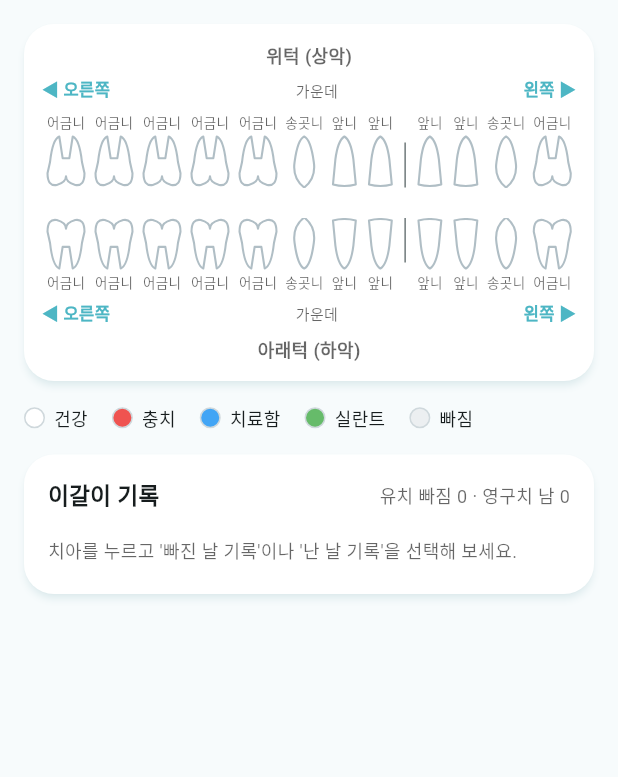
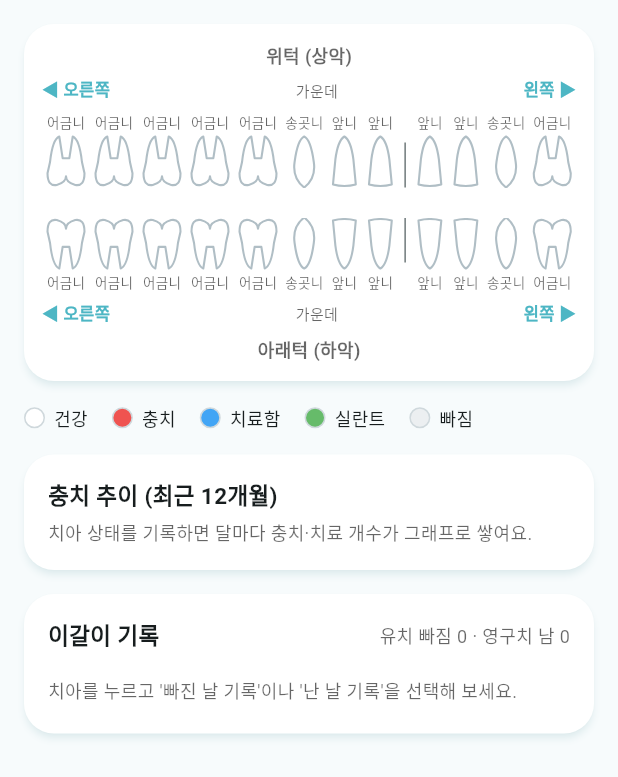
Before and after one commit to youahleum/kids-dental-care, a Flutter app: the _Chart widget shown alone on an empty page, opened directly with empty values, on a phone screen of 412 x 824 dp. Shown: the top 777 px of the screen. Run offline on Flutter 3.47's test engine with Material 3 defaults, Android fonts, the phone set to English and light mode, and no system bars; our stand-ins replace drift, drift_flutter, flutter_local_notifications, flutter_riverpod, go_router, shared_preferences and 1 more; accounts and stored records are empty; generated files the repository leaves out were written again.

Commit message:
feat: 충치 추이 그래프 (최근 12개월)
- ToothTrend.monthly: 치아 이력을 월말 기준으로 재생해 충치·치료(실란트) 개수 집계
- 치아 차트에 선 그래프 카드: 1년 전 대비 요약, 범례, 눈금선, 누르거나 끌어서 월별 값 확인
- 차트 색은 색각이상 구분·대비 검증을 통과한 값으로 밝은/어두운 모드 각각 지정
- 개발용 시드에 치아 이력(충치→치료, 이갈이) 추가, 집계 테스트

Co-Authored-By: Claude Opus 5.5 <noreply@anthropic.com>

```diff
--- /dev/null
+++ b/lib/domain/services/tooth_trend.dart
@@ -0,0 +1,49 @@
+import '../models/tooth_record.dart';
+
+/// 한 달의 치아 상태 집계 (그달 말 기준).
+class TrendPoint {
+  const TrendPoint(
+      {required this.month, required this.caries, required this.treated});
+
+  /// 그달 1일.
+  final DateTime month;
+  final int caries;
+
+  /// 치료·실란트로 처치된 치아 수.
+  final int treated;
+}
+
+/// 치아 이력에서 월별 충치/처치 개수를 계산한다. 순수 계산 — UI/DB 비의존.
+abstract final class ToothTrend {
+  static List<TrendPoint> monthly(
+    List<ToothEvent> events, {
+    int months = 12,
+    DateTime? now,
+  }) {
+    final ref = now ?? DateTime.now();
+    final changes = events
+        .where((e) => e.kind == ToothEventKind.statusChange && e.status != null)
+        .toList()
+      ..sort((a, b) => a.date.compareTo(b.date));
+
+    final current = <int, ToothStatus>{};
+    var i = 0;
+    final points = <TrendPoint>[];
+    for (var m = months - 1; m >= 0; m--) {
+      final month = DateTime(ref.year, ref.month - m);
+      final end = DateTime(month.year, month.month + 1);
+      while (i < changes.length && changes[i].date.isBefore(end)) {
+        current[changes[i].toothCode] = changes[i].status!;
+        i++;
+      }
+      points.add(TrendPoint(
+        month: month,
+        caries: current.values.where((s) => s == ToothStatus.caries).length,
+        treated: current.values
+            .where((s) => s == ToothStatus.treated || s == ToothStatus.sealant)
+            .length,
+      ));
+    }
+    return points;
+  }
+}
--- /dev/null
+++ b/lib/features/tooth_chart/caries_trend_chart.dart
@@ -0,0 +1,234 @@
+import 'dart:math' as math;
+
+import 'package:flutter/material.dart';
+import 'package:flutter_riverpod/flutter_riverpod.dart';
+
+import '../../data/providers.dart';
+import '../../domain/services/tooth_trend.dart';
+
+/// 차트 색. 색각이상 구분(ΔE)·대비를 검증한 값 — 밝기 모드마다 따로 정했다.
+({Color caries, Color treated}) _seriesColors(Brightness b) =>
+    b == Brightness.dark
+        ? (caries: const Color(0xFFEF5350), treated: const Color(0xFF3F9AE6))
+        : (caries: const Color(0xFFE53935), treated: const Color(0xFF1E88E5));
+
+/// 최근 12개월 충치·치료 개수 추이 (선 그래프). 점을 누르면 그달 값을 보여준다.
+class CariesTrendCard extends ConsumerStatefulWidget {
+  const CariesTrendCard({super.key, required this.childId});
+
+  final int childId;
+
+  @override
+  ConsumerState<CariesTrendCard> createState() => _CariesTrendCardState();
+}
+
+class _CariesTrendCardState extends ConsumerState<CariesTrendCard> {
+  int? _selected;
+
+  @override
+  Widget build(BuildContext context) {
+    final events =
+        ref.watch(toothEventsProvider(widget.childId)).valueOrNull ?? const [];
+    final points = ToothTrend.monthly(events);
+    final theme = Theme.of(context);
+    final colors = _seriesColors(theme.brightness);
+    final hint = theme.hintColor;
+    final hasData = points.any((p) => p.caries > 0 || p.treated > 0);
+    final sel = _selected == null ? points.last : points[_selected!];
+    final yearAgo = points.first.caries;
+    final diff = points.last.caries - yearAgo;
+
+    return Card(
+      child: Padding(
+        padding: const EdgeInsets.all(16),
+        child: Column(
+          crossAxisAlignment: CrossAxisAlignment.start,
+          children: [
+            const Text('충치 추이 (최근 12개월)',
+                style: TextStyle(fontSize: 15, fontWeight: FontWeight.w700)),
+            const SizedBox(height: 4),
+            Text(
+              !hasData
+                  ? '치아 상태를 기록하면 달마다 충치·치료 개수가 그래프로 쌓여요.'
+                  : diff == 0
+                      ? '지금 충치 ${points.last.caries}개 · 1년 전과 같아요'
+                      : '지금 충치 ${points.last.caries}개 · 1년 전보다 '
+                          '${diff.abs()}개 ${diff > 0 ? '늘었어요' : '줄었어요'}',
+              style: TextStyle(fontSize: 12, color: hint),
+            ),
+            if (hasData) ...[
+              const SizedBox(height: 12),
+              Row(
+                children: [
+                  _LegendDot(color: colors.caries, label: '충치'),
+                  const SizedBox(width: 14),
+                  _LegendDot(color: colors.treated, label: '치료·실란트'),
+                  const Spacer(),
+                  Text(
+                    '${sel.month.year}.${sel.month.month} · '
+                    '충치 ${sel.caries} · 치료 ${sel.treated}',
+                    style: TextStyle(
+                        fontSize: 12,
+                        fontWeight: FontWeight.w600,
+                        color: theme.colorScheme.onSurface),
+                  ),
+                ],
+              ),
+              const SizedBox(height: 8),
+              LayoutBuilder(builder: (context, c) {
+                void pick(Offset p) {
+                  final step = (c.maxWidth -
+                          _TrendPainter.leftPad -
+                          _TrendPainter.rightPad) /
+                      (points.length - 1);
+                  final i = ((p.dx - _TrendPainter.leftPad) / step)
+                      .round()
+                      .clamp(0, points.length - 1);
+                  setState(() => _selected = i);
+                }
+
+                return GestureDetector(
+                  behavior: HitTestBehavior.opaque,
+                  onTapDown: (d) => pick(d.localPosition),
+                  onHorizontalDragUpdate: (d) => pick(d.localPosition),
+                  child: CustomPaint(
+                    size: Size(c.maxWidth, 150),
+                    painter: _TrendPainter(
+                      points: points,
+                      selected: _selected,
+                      caries: colors.caries,
+                      treated: colors.treated,
+                      surface: theme.cardTheme.color ?? theme.colorScheme.surface,
+                      grid: theme.dividerColor.withValues(alpha: 0.5),
+                      labelStyle: (theme.textTheme.bodySmall ?? const TextStyle())
+                          .copyWith(fontSize: 10, color: hint),
+                    ),
+                  ),
+                );
+              }),
+            ],
+          ],
+        ),
+      ),
+    );
+  }
+}
+
+class _LegendDot extends StatelessWidget {
+  const _LegendDot({required this.color, required this.label});
+
+  final Color color;
+  final String label;
+
+  @override
+  Widget build(BuildContext context) {
+    return Row(mainAxisSize: MainAxisSize.min, children: [
+      Container(
+          width: 10,
+          height: 10,
+          decoration: BoxDecoration(color: color, shape: BoxShape.circle)),
+      const SizedBox(width: 5),
+      Text(label, style: const TextStyle(fontSize: 12)),
+    ]);
+  }
+}
+
+class _TrendPainter extends CustomPainter {
+  _TrendPainter({
+    required this.points,
+    required this.selected,
+    required this.caries,
+    required this.treated,
+    required this.surface,
+    required this.grid,
+    required this.labelStyle,
+  });
+
+  static const leftPad = 22.0;
+  static const rightPad = 12.0;
+  static const bottomPad = 20.0;
+  static const topPad = 8.0;
+
+  final List<TrendPoint> points;
+  final int? selected;
+  final Color caries;
+  final Color treated;
+  final Color surface;
+  final Color grid;
+  final TextStyle labelStyle;
+
+  @override
+  void paint(Canvas canvas, Size size) {
+    final maxV = math.max(
+        2, points.map((p) => math.max(p.caries, p.treated)).reduce(math.max));
+    final plotH = size.height - bottomPad - topPad;
+    final step = (size.width - leftPad - rightPad) / (points.length - 1);
+    double x(int i) => leftPad + i * step;
+    double y(int v) => topPad + plotH - v / maxV * plotH;
+
+    // 가로 눈금선(정수) — 연하게.
+    final gridPaint = Paint()
+      ..color = grid
+      ..strokeWidth = 1;
+    final tickStep = math.max(1, (maxV / 4).ceil());
+    for (var v = 0; v <= maxV; v += tickStep) {
+      canvas.drawLine(
+          Offset(leftPad, y(v)), Offset(size.width - rightPad, y(v)), gridPaint);
+      _text(canvas, '$v', Offset(0, y(v) - 7), 10, width: leftPad - 6,
+          align: TextAlign.right);
+    }
+
+    // 월 라벨: 2달 간격 + 마지막 달.
+    for (var i = 0; i < points.length; i++) {
+      if ((points.length - 1 - i).isOdd) continue;
+      _text(canvas, '${points[i].month.month}월',
+          Offset(x(i) - 14, size.height - bottomPad + 5), 10,
+          width: 28, align: TextAlign.center);
+    }
+
+    // 선택한 달 세로선.
+    if (selected != null) {
+      canvas.drawLine(Offset(x(selected!), topPad),
+          Offset(x(selected!), topPad + plotH), gridPaint..strokeWidth = 1.5);
+    }
+
+    void series(Color color, int Function(TrendPoint) v) {
+      final path = Path()..moveTo(x(0), y(v(points[0])));
+      for (var i = 1; i < points.length; i++) {
+        path.lineTo(x(i), y(v(points[i])));
+      }
+      canvas.drawPath(
+          path,
+          Paint()
+            ..color = color
+            ..style = PaintingStyle.stroke
+            ..strokeWidth = 2
+            ..strokeJoin = StrokeJoin.round);
+      // 마지막 달(또는 선택한 달)에만 점: 표면색 테두리 + 색 점.
+      final i = selected ?? points.length - 1;
+      final c = Offset(x(i), y(v(points[i])));
+      canvas.drawCircle(c, 5.5, Paint()..color = surface);
+      canvas.drawCircle(c, 4, Paint()..color = color);
+    }
+
+    series(treated, (p) => p.treated);
+    series(caries, (p) => p.caries);
+  }
+
+  void _text(Canvas canvas, String s, Offset at, double size,
+      {required double width, TextAlign align = TextAlign.left}) {
+    final tp = TextPainter(
+      text: TextSpan(text: s, style: labelStyle.copyWith(fontSize: size)),
+      textAlign: align,
+      textDirection: TextDirection.ltr,
+    )..layout(minWidth: width, maxWidth: width);
+    tp.paint(canvas, at);
+  }
+
+  @override
+  bool shouldRepaint(_TrendPainter old) =>
+      old.points != points ||
+      old.selected != selected ||
+      old.caries != caries ||
+      old.surface != surface;
+}
--- a/lib/features/tooth_chart/tooth_chart_screen.dart
+++ b/lib/features/tooth_chart/tooth_chart_screen.dart
@@ -9,6 +9,7 @@ import '../../shared/child_switcher.dart';
 import '../../shared/status_views.dart';
 import '../children/selected_child.dart';
 import '../home/tab_index.dart';
+import 'caries_trend_chart.dart';
 import 'tooth_painter.dart';
 import 'tooth_status_style.dart';
 
@@ -134,6 +135,8 @@ class _Chart extends ConsumerWidget {
             ),
             const SizedBox(height: 16),
             const _Legend(),
+            const SizedBox(height: 16),
+            CariesTrendCard(childId: childId),
             const SizedBox(height: 16),
             _EruptionLog(childId: childId),
           ],
```
Also changed, not shown: lib/data/seed/dev_seed.dart (+49 -0 lines), 1 other file.
